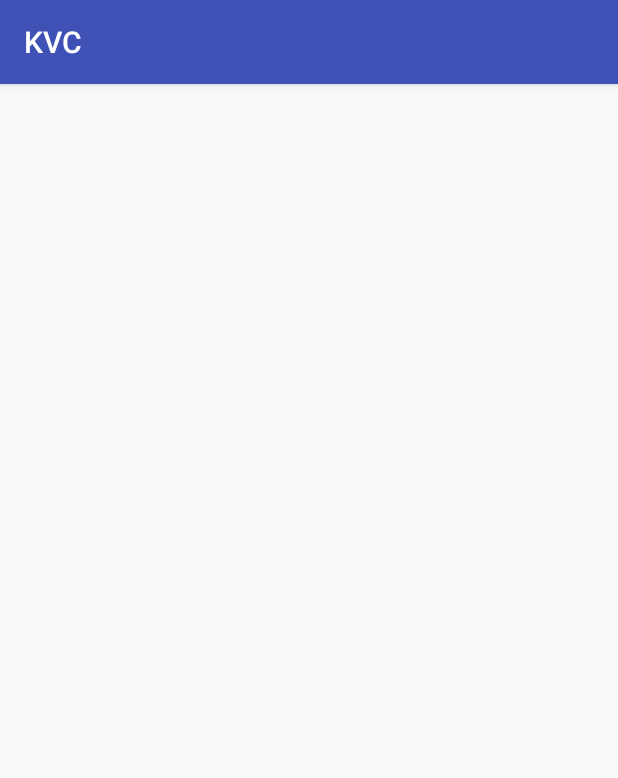
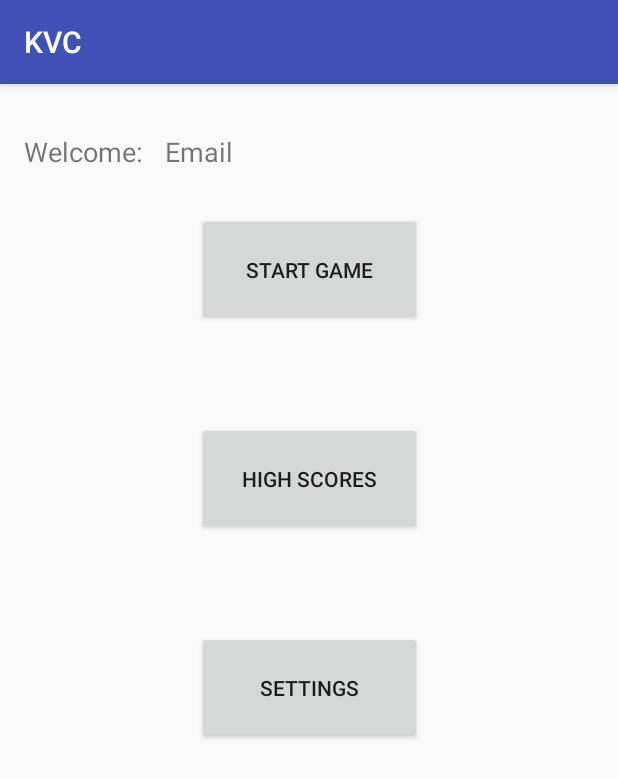
Before and after one commit to rachelsettle/K-Ville-Conquest, an Android app: the Profile screen opened directly, with no data from a screen before it, on a phone screen of 412 x 824 dp. Shown: the top 778 px of the screen. Run offline under Robolectric (Android 15) with nearby library versions, the phone set to English and light mode, and no system bars; 1 statement that could not run was skipped.

Commit message:
This might work at a very basic level for now

```diff
--- a/KVC/app/src/main/AndroidManifest.xml
+++ b/KVC/app/src/main/AndroidManifest.xml
@@ -2,6 +2,7 @@
 <manifest xmlns:android="http://schemas.android.com/apk/res/android"
     package="compsci290.edu.duke.kvc">
 
+    <uses-permission android:name="android.permission.INTERNET" />
     <application
         android:allowBackup="true"
         android:icon="@mipmap/ic_launcher"
--- a/KVC/app/src/main/java/compsci290/edu/duke/kvc/LoginActivity.java
+++ b/KVC/app/src/main/java/compsci290/edu/duke/kvc/LoginActivity.java
@@ -43,6 +43,7 @@ public class LoginActivity extends AppCompatActivity {
 
                             //go to profile
                             Intent i = new Intent(LoginActivity.this, Profile.class);
+                            i.putExtra("Email", firebaseAuth.getCurrentUser().getEmail());
                             startActivity(i);
                         }
 
--- a/KVC/app/src/main/java/compsci290/edu/duke/kvc/Profile.java
+++ b/KVC/app/src/main/java/compsci290/edu/duke/kvc/Profile.java
@@ -1,13 +1,27 @@
 package compsci290.edu.duke.kvc;
 
+import android.content.Intent;
 import android.support.v7.app.AppCompatActivity;
 import android.os.Bundle;
+import android.view.View;
+import android.widget.TextView;
+
+import org.w3c.dom.Text;
 
 public class Profile extends AppCompatActivity {
+
+    private TextView mUserName;
 
     @Override
     protected void onCreate(Bundle savedInstanceState) {
         super.onCreate(savedInstanceState);
         setContentView(R.layout.activity_profile);
+        mUserName = (TextView) this.findViewById(R.id.userName);
+        mUserName.setText(getIntent().getExtras().getString("Email"));
+    }
+
+    public void onGameStartClick(View button){
+        Intent i = new Intent(Profile.this, CharacterSelectScreen.class);
+        startActivity(i);
     }
 }
--- a/KVC/app/src/main/res/layout/activity_profile.xml
+++ b/KVC/app/src/main/res/layout/activity_profile.xml
@@ -6,4 +6,96 @@
     android:layout_height="match_parent"
     tools:context="compsci290.edu.duke.kvc.Profile">
 
+    <TextView
+        android:id="@+id/welcomeMessage"
+        android:layout_width="wrap_content"
+        android:layout_height="wrap_content"
+        android:text="Welcome: "
+        android:textSize="18sp"
+        android:layout_marginStart="16dp"
+        app:layout_constraintBaseline_toBaselineOf="@+id/userName"
+        tools:layout_constraintBaseline_creator="1"
+        tools:layout_constraintLeft_creator="1"
+        app:layout_constraintLeft_toLeftOf="parent"
+        android:layout_marginLeft="16dp" />
+
+    <TextView
+        android:id="@+id/userName"
+        android:layout_width="268dp"
+        android:layout_height="wrap_content"
+        android:text="Email"
+        android:textSize="18sp"
+        app:layout_constraintBottom_toTopOf="@+id/startGame"
+        app:layout_constraintTop_toTopOf="parent"
+        app:layout_constraintLeft_toRightOf="@+id/welcomeMessage"
+        android:layout_marginLeft="10dp"
+        android:layout_marginTop="8dp"
+        app:layout_constraintVertical_bias="0.464" />
+
+    <Button
+        android:id="@+id/startGame"
+        android:layout_width="150dp"
+        android:layout_height="75dp"
+        android:text="Start Game"
+        app:layout_constraintRight_toRightOf="parent"
+        app:layout_constraintLeft_toLeftOf="parent"
+        app:layout_constraintTop_toTopOf="parent"
+        android:layout_marginTop="86dp"
+        android:onClick="onGameStartClick"/>
+
+    <Button
+        android:id="@+id/highScores"
+        android:layout_width="150dp"
+        android:layout_height="75dp"
+        android:text="High Scores"
+        app:layout_constraintTop_toBottomOf="@+id/startGame"
+        app:layout_constraintRight_toRightOf="parent"
+        app:layout_constraintLeft_toLeftOf="parent"
+        android:layout_marginTop="64dp" />
+
+    <Button
+        android:id="@+id/settingsButton"
+        android:layout_width="150dp"
+        android:layout_height="75dp"
+        android:text="Settings"
+        app:layout_constraintLeft_toLeftOf="parent"
+        app:layout_constraintRight_toRightOf="parent"
+        tools:layout_constraintLeft_creator="1"
+        tools:layout_constraintRight_creator="1"
+        android:layout_marginTop="64dp"
+        app:layout_constraintTop_toBottomOf="@+id/highScores" />
+
+    <android.support.constraint.Guideline
+        android:layout_width="wrap_content"
+        android:layout_height="wrap_content"
+        android:id="@+id/guideline"
+        app:layout_constraintGuide_begin="-7dp"
+        android:orientation="horizontal" />
+
+    <android.support.constraint.Guideline
+        android:layout_width="wrap_content"
+        android:layout_height="wrap_content"
+        android:id="@+id/guideline2"
+        app:layout_constraintGuide_begin="43dp"
+        android:orientation="horizontal"
+        tools:layout_editor_absoluteY="43dp"
+        tools:layout_editor_absoluteX="0dp" />
+
+    <android.support.constraint.Guideline
+        android:layout_width="wrap_content"
+        android:layout_height="wrap_content"
+        android:id="@+id/guideline3"
+        app:layout_constraintGuide_begin="20dp"
+        android:orientation="vertical"
+        tools:layout_editor_absoluteY="0dp"
+        tools:layout_editor_absoluteX="20dp" />
+
+    <android.support.constraint.Guideline
+        android:layout_width="wrap_content"
+        android:layout_height="wrap_content"
+        android:id="@+id/guideline4"
+        app:layout_constraintGuide_begin="20dp"
+        android:orientation="vertical"
+        tools:layout_editor_absoluteY="0dp"
+        tools:layout_editor_absoluteX="20dp" />
 </android.support.constraint.ConstraintLayout>
```
